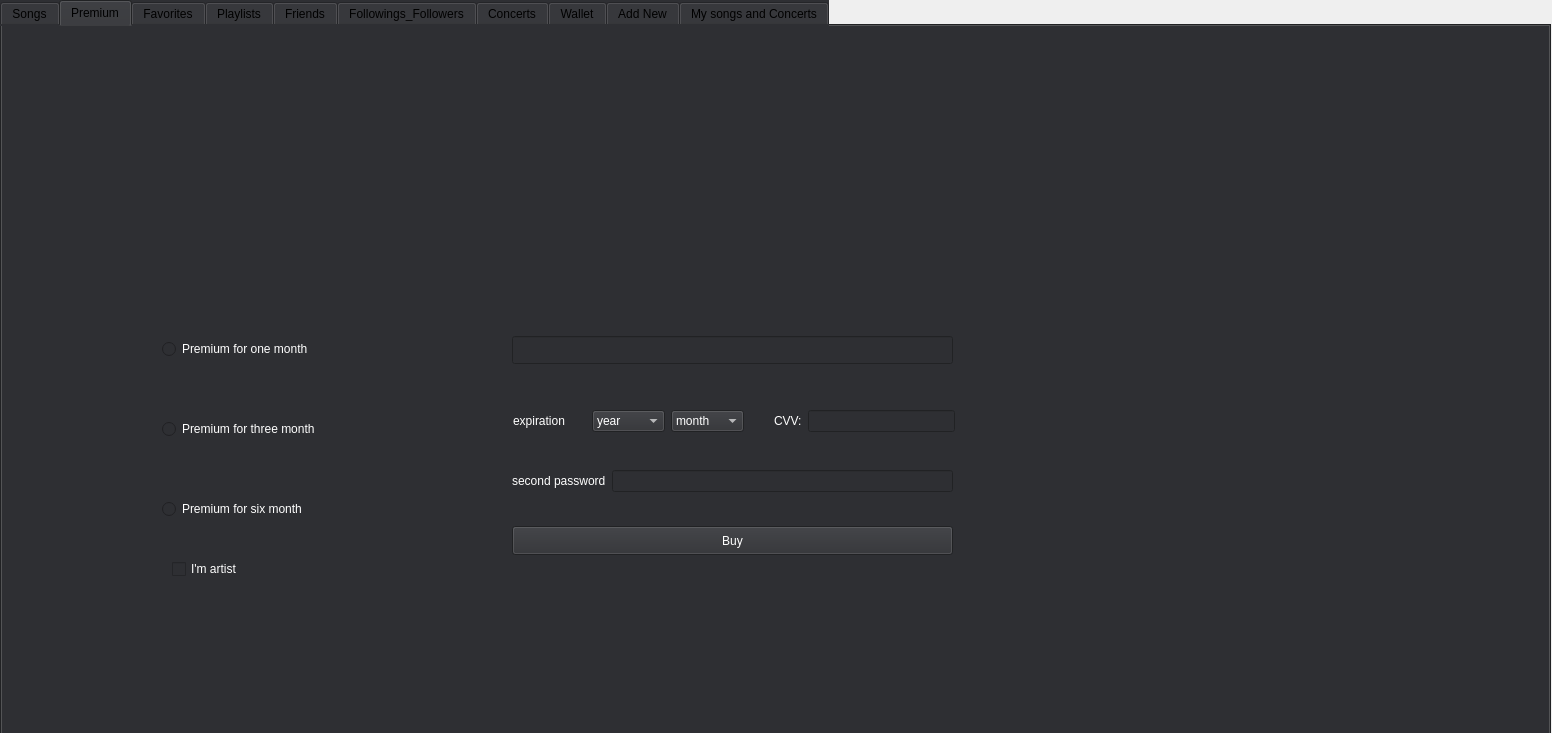
Before: the Qt Designer form premium.ui in Mahrokh-M/Spotify, drawn with Qt 5.
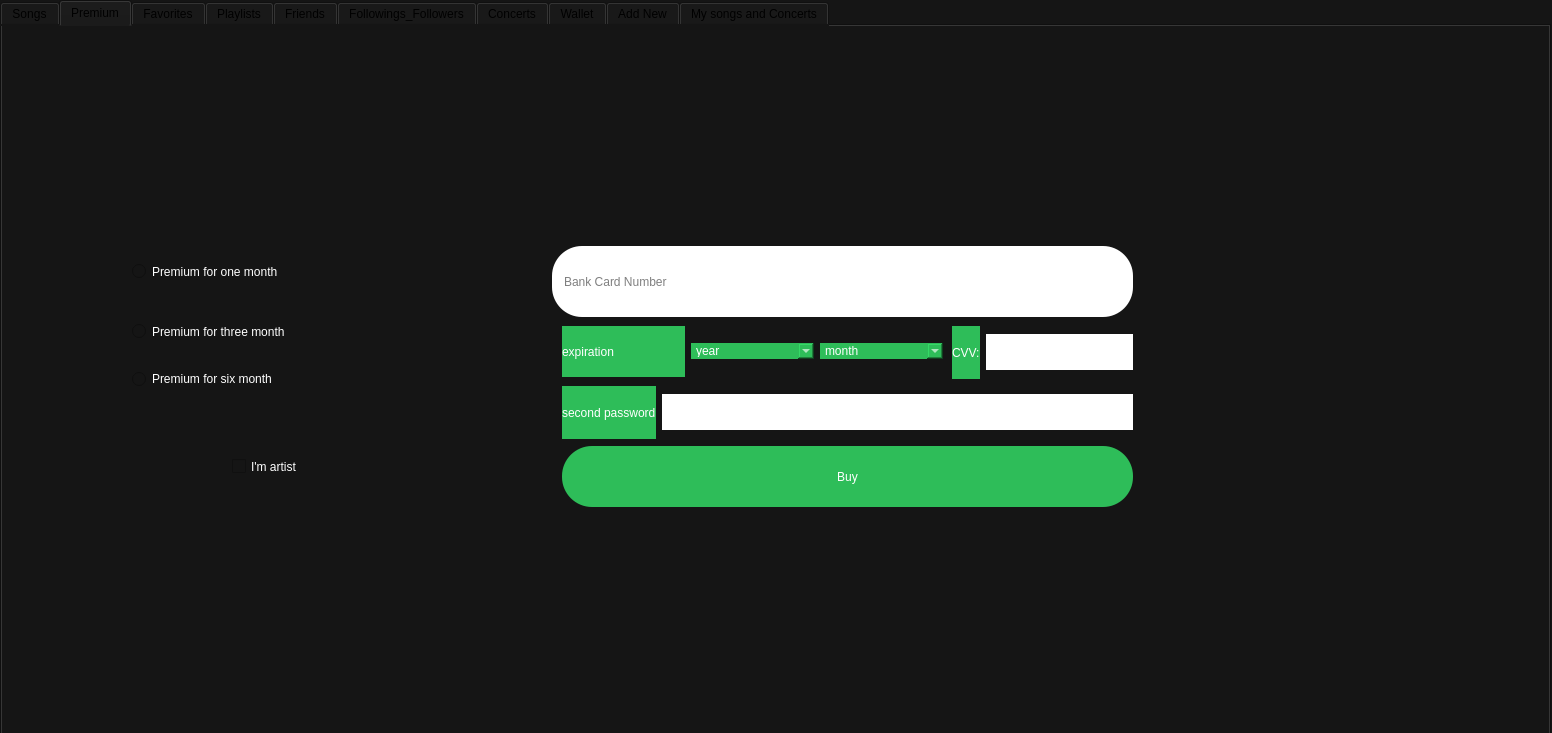
After: the same form once the commit is applied. The open tabs and pages were chosen to show the change. Icons and pictures are not drawn.

```diff
--- a/premium.ui
+++ b/premium.ui
@@ -13,6 +13,9 @@
   <property name="windowTitle">
    <string>Form</string>
   </property>
+  <property name="styleSheet">
+   <string notr="true">background-color: rgb(21, 21, 21);</string>
+  </property>
   <widget class="QTabWidget" name="tabWidget">
    <property name="geometry">
     <rect>
@@ -23,7 +26,7 @@
     </rect>
    </property>
    <property name="styleSheet">
-    <string notr="true">background-color: rgb(46, 47, 51);</string>
+    <string notr="true">background-color: rgb(21, 21, 21);</string>
    </property>
    <property name="currentIndex">
     <number>9</number>
@@ -204,10 +207,10 @@
     <widget class="QRadioButton" name="premium1month">
      <property name="geometry">
       <rect>
-       <x>160</x>
-       <y>310</y>
-       <width>361</width>
-       <height>26</height>
+       <x>130</x>
+       <y>230</y>
+       <width>421</width>
+       <height>31</height>
       </rect>
      </property>
      <property name="styleSheet">
@@ -220,10 +223,10 @@
     <widget class="QRadioButton" name="premium3month">
      <property name="geometry">
       <rect>
-       <x>160</x>
-       <y>390</y>
-       <width>311</width>
-       <height>26</height>
+       <x>130</x>
+       <y>290</y>
+       <width>401</width>
+       <height>31</height>
       </rect>
      </property>
      <property name="styleSheet">
@@ -236,10 +239,10 @@
     <widget class="QCheckBox" name="Imartist">
      <property name="geometry">
       <rect>
-       <x>170</x>
-       <y>530</y>
-       <width>93</width>
-       <height>26</height>
+       <x>230</x>
+       <y>420</y>
+       <width>171</width>
+       <height>41</height>
       </rect>
      </property>
      <property name="styleSheet">
@@ -252,8 +255,8 @@
     <widget class="QRadioButton" name="premium6month">
      <property name="geometry">
       <rect>
-       <x>160</x>
-       <y>470</y>
+       <x>130</x>
+       <y>340</y>
        <width>361</width>
        <height>26</height>
       </rect>
@@ -268,14 +271,17 @@
     <widget class="QPushButton" name="premiumBuy">
      <property name="geometry">
       <rect>
-       <x>510</x>
-       <y>500</y>
-       <width>441</width>
-       <height>29</height>
+       <x>560</x>
+       <y>420</y>
+       <width>571</width>
+       <height>61</height>
       </rect>
      </property>
      <property name="styleSheet">
-      <string notr="true">color: rgb(255, 255, 255);</string>
+      <string notr="true">
+font: 700 15pt &quot;UD Digi Kyokasho NP-B&quot;;
+background-color: rgb(46, 189, 89);border-radius: 30px;
+color: rgb(255, 255, 255);</string>
      </property>
      <property name="text">
       <string>Buy</string>
@@ -284,30 +290,39 @@
     <widget class="QLineEdit" name="cartNumber">
      <property name="geometry">
       <rect>
-       <x>510</x>
-       <y>310</y>
-       <width>441</width>
-       <height>28</height>
+       <x>550</x>
+       <y>220</y>
+       <width>581</width>
+       <height>71</height>
       </rect>
      </property>
      <property name="styleSheet">
-      <string notr="true">color: rgb(255, 255, 255);</string>
+      <string notr="true">border-radius: 30px;
+background-color: rgb(255, 255, 255);
+padding: 10px;
+font: 700 15pt &quot;UD Digi Kyokasho NP-B&quot;;
+color: rgb(0, 0, 0);</string>
+     </property>
+     <property name="placeholderText">
+      <string>Bank Card Number</string>
      </property>
     </widget>
     <widget class="QWidget" name="layoutWidget">
      <property name="geometry">
       <rect>
-       <x>772</x>
-       <y>380</y>
+       <x>950</x>
+       <y>300</y>
        <width>181</width>
-       <height>30</height>
+       <height>53</height>
       </rect>
      </property>
      <layout class="QHBoxLayout" name="horizontalLayout">
       <item>
        <widget class="QLabel" name="label">
         <property name="styleSheet">
-         <string notr="true">color: rgb(255, 255, 255);</string>
+         <string notr="true">font: 12pt &quot;Segoe UI Historic&quot;;
+background-color: rgb(46, 189, 89);border-radius: 30px;
+color: rgb(255, 255, 255);</string>
         </property>
         <property name="text">
          <string>CVV:</string>
@@ -317,7 +332,11 @@
       <item>
        <widget class="QLineEdit" name="CVV">
         <property name="styleSheet">
-         <string notr="true">color: rgb(255, 255, 255);</string>
+         <string notr="true">border-radius: 30px;
+background-color: rgb(255, 255, 255);
+padding: 10px;
+font: 700 15pt &quot;UD Digi Kyokasho NP-B&quot;;
+color: rgb(0, 0, 0);</string>
         </property>
        </widget>
       </item>
@@ -326,17 +345,20 @@
     <widget class="QWidget" name="layoutWidget">
      <property name="geometry">
       <rect>
-       <x>511</x>
-       <y>380</y>
-       <width>231</width>
-       <height>30</height>
+       <x>560</x>
+       <y>300</y>
+       <width>381</width>
+       <height>51</height>
       </rect>
      </property>
      <layout class="QHBoxLayout" name="horizontalLayout_2">
       <item>
        <widget class="QLabel" name="label_2">
         <property name="styleSheet">
-         <string notr="true">color: rgb(255, 255, 255);</string>
+         <string notr="true">
+font: 700 15pt &quot;UD Digi Kyokasho NP-B&quot;;
+background-color: rgb(46, 189, 89);border-radius: 30px;
+color: rgb(255, 255, 255);</string>
         </property>
         <property name="text">
          <string>expiration</string>
@@ -346,7 +368,10 @@
       <item>
        <widget class="QComboBox" name="comboBox_2">
         <property name="styleSheet">
-         <string notr="true">color: rgb(255, 255, 255);</string>
+         <string notr="true">
+font: 700 15pt &quot;UD Digi Kyokasho NP-B&quot;;
+background-color: rgb(46, 189, 89);border-radius: 30px;
+color: rgb(255, 255, 255);</string>
         </property>
         <item>
          <property name="text">
@@ -428,7 +453,10 @@
       <item>
        <widget class="QComboBox" name="comboBox_month_card">
         <property name="styleSheet">
-         <string notr="true">color: rgb(255, 255, 255);</string>
+         <string notr="true">
+font: 700 15pt &quot;UD Digi Kyokasho NP-B&quot;;
+background-color: rgb(46, 189, 89);border-radius: 30px;
+color: rgb(255, 255, 255);</string>
         </property>
         <item>
          <property name="text">
@@ -502,17 +530,20 @@
     <widget class="QWidget" name="layoutWidget">
      <property name="geometry">
       <rect>
-       <x>510</x>
-       <y>440</y>
-       <width>441</width>
-       <height>30</height>
+       <x>560</x>
+       <y>360</y>
+       <width>571</width>
+       <height>53</height>
       </rect>
      </property>
      <layout class="QHBoxLayout" name="horizontalLayout_3">
       <item>
        <widget class="QLabel" name="label_3">
         <property name="styleSheet">
-         <string notr="true">color: rgb(255, 255, 255);</string>
+         <string notr="true">
+font: 700 15pt &quot;UD Digi Kyokasho NP-B&quot;;
+background-color: rgb(46, 189, 89);border-radius: 30px;
+color: rgb(255, 255, 255);</string>
         </property>
         <property name="text">
          <string>second password</string>
@@ -522,7 +553,11 @@
       <item>
        <widget class="QLineEdit" name="SecondPass_card">
         <property name="styleSheet">
-         <string notr="true">color: rgb(255, 255, 255);</string>
+         <string notr="true">border-radius: 30px;
+background-color: rgb(255, 255, 255);
+padding: 10px;
+font: 700 15pt &quot;UD Digi Kyokasho NP-B&quot;;
+color: rgb(0, 0, 0);</string>
         </property>
        </widget>
       </item>
```
Left out of the diff: 522 changed lines with no effect on the pictures.
